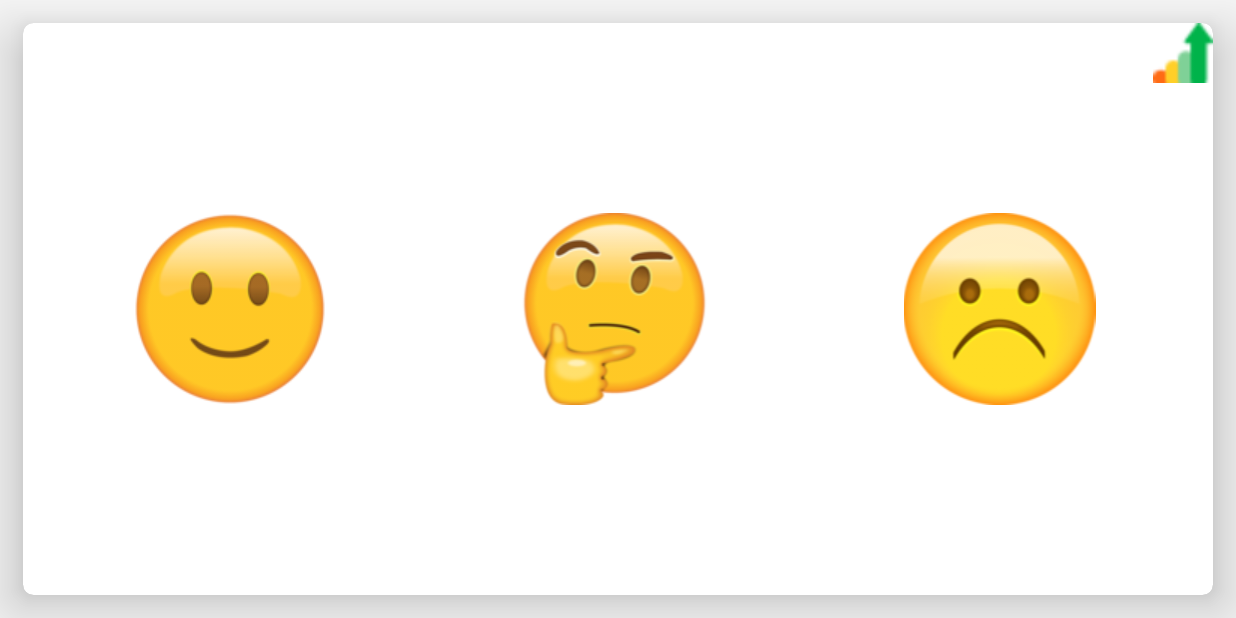
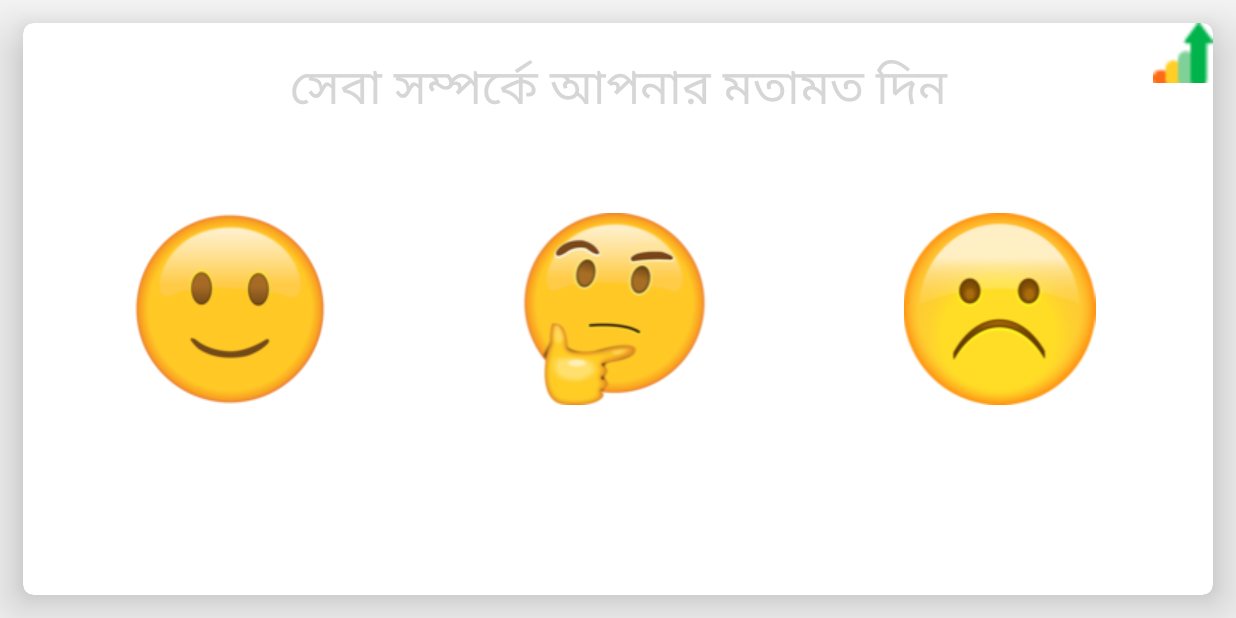
Before and after one commit to redoy-ahmed/RateUs, an Android app: the RatingActivity screen opened directly, with no data from a screen before it, on a phone screen of 824 x 412 dp (held sideways). Run offline under Robolectric (Android 15) with nearby library versions, the phone set to English and light mode, and no system bars; libraries missing offline, so code that uses them is left out: cn.pedant.

Commit message:
some design fixed

```diff
--- a/app/src/main/AndroidManifest.xml
+++ b/app/src/main/AndroidManifest.xml
@@ -10,7 +10,8 @@
         android:roundIcon="@mipmap/ic_launcher_round"
         android:supportsRtl="true"
         android:theme="@style/AppTheme"
-        tools:replace="android:icon">
+        tools:replace="android:icon"
+        tools:ignore="GoogleAppIndexingWarning">
         <activity
             android:name=".login.LogInActivity"
             android:screenOrientation="landscape">
--- a/app/src/main/res/layout/activity_rating.xml
+++ b/app/src/main/res/layout/activity_rating.xml
@@ -11,6 +11,17 @@
         android:layout_margin="15dp"
         app:cardCornerRadius="7dp"
         app:cardElevation="22dp">
+
+        <TextView
+            android:layout_width="match_parent"
+            android:layout_height="wrap_content"
+            android:layout_gravity="center|top"
+            android:text="@string/home_screen_text"
+            android:textAlignment="center"
+            android:textAllCaps="true"
+            android:layout_marginTop="20dp"
+            android:textColor="@color/main_green_color"
+            android:textSize="32sp" />
 
         <ImageView
             android:id="@+id/report_image_view"
--- a/app/src/main/res/values/strings.xml
+++ b/app/src/main/res/values/strings.xml
@@ -5,4 +5,5 @@
     <string name="login">Login</string>
     <string name="user_name">User Name</string>
     <string name="password">Password</string>
+    <string name="home_screen_text">সেবা সম্পর্কে আপনার মতামত দিন</string>>
 </resources>
```
